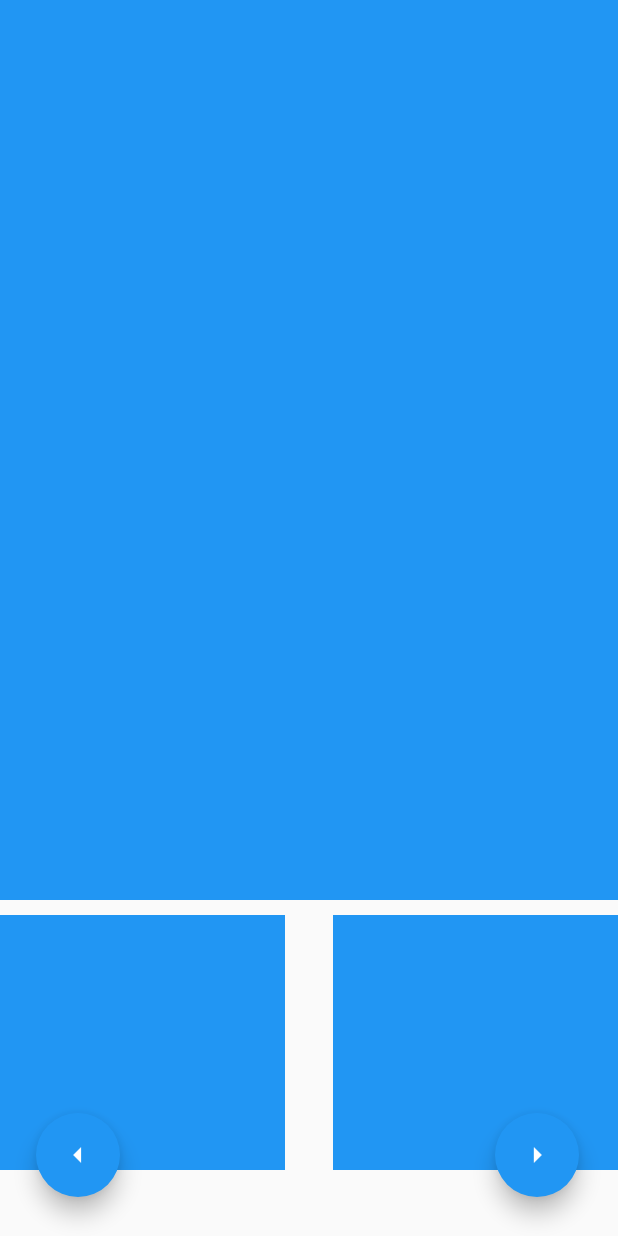
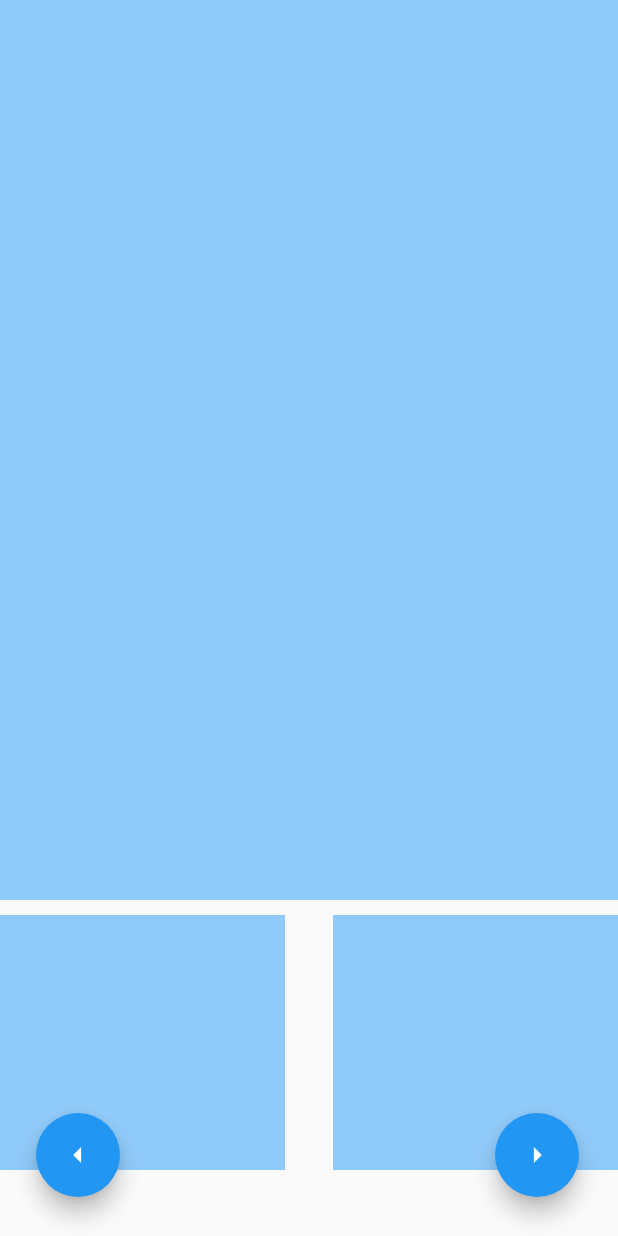
Before and after one commit to Thanh-TCT/buoi1, a Flutter app: the Trang4 screen opened by its route, on a phone screen of 412 x 824 dp. Run offline on Flutter 3.47's test engine with Material 2 defaults, Android fonts, the phone set to English and light mode, and no system bars.

Commit message:
update Trang4

```diff
--- a/lib/pages/trang4.dart
+++ b/lib/pages/trang4.dart
@@ -50,7 +50,7 @@ class _Trang4State extends State<Trang4> {
           Container(
             width: double.infinity,
             height: 600,
-            color: Colors.blue,
+            color: Colors.blue[200],
           ),
           SizedBox(height: 10,width: 10,),
           Row(
@@ -59,12 +59,12 @@ class _Trang4State extends State<Trang4> {
               Container(
                 width: 190,
                 height: 170,
-                color: Colors.blue,
+                color: Colors.blue[200],
               ),
               Container(
                 width: 190,
                 height: 170,
-                color: Colors.blue,
+                color: Colors.blue[200],
               ),
             ],
           ),
```
